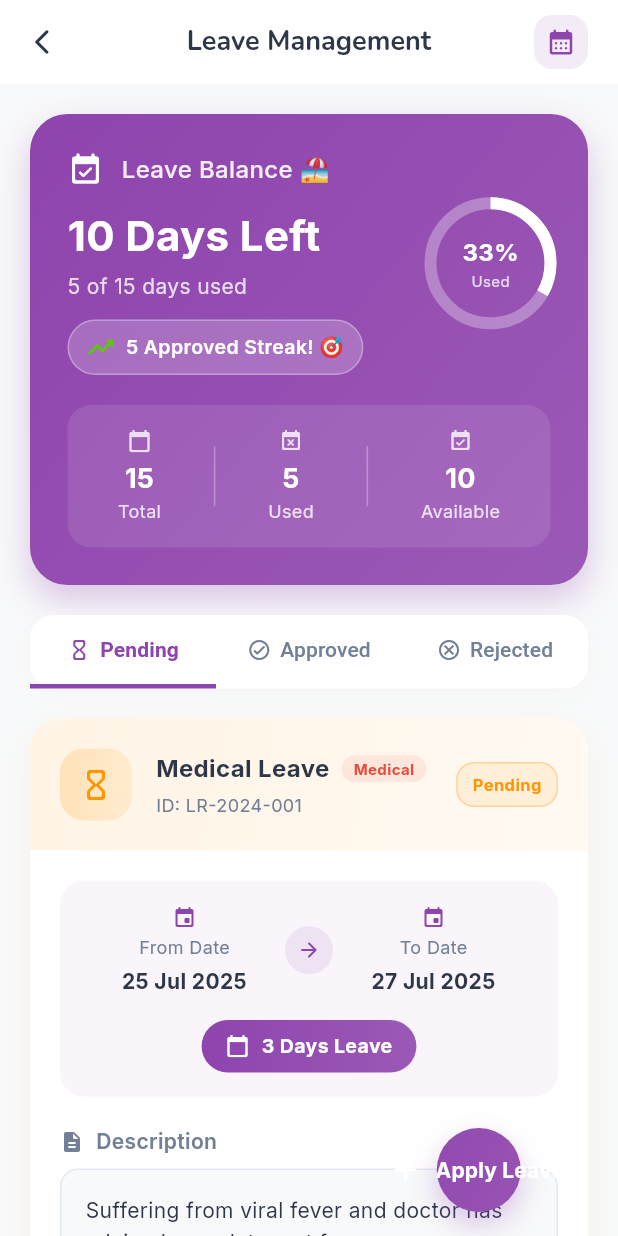
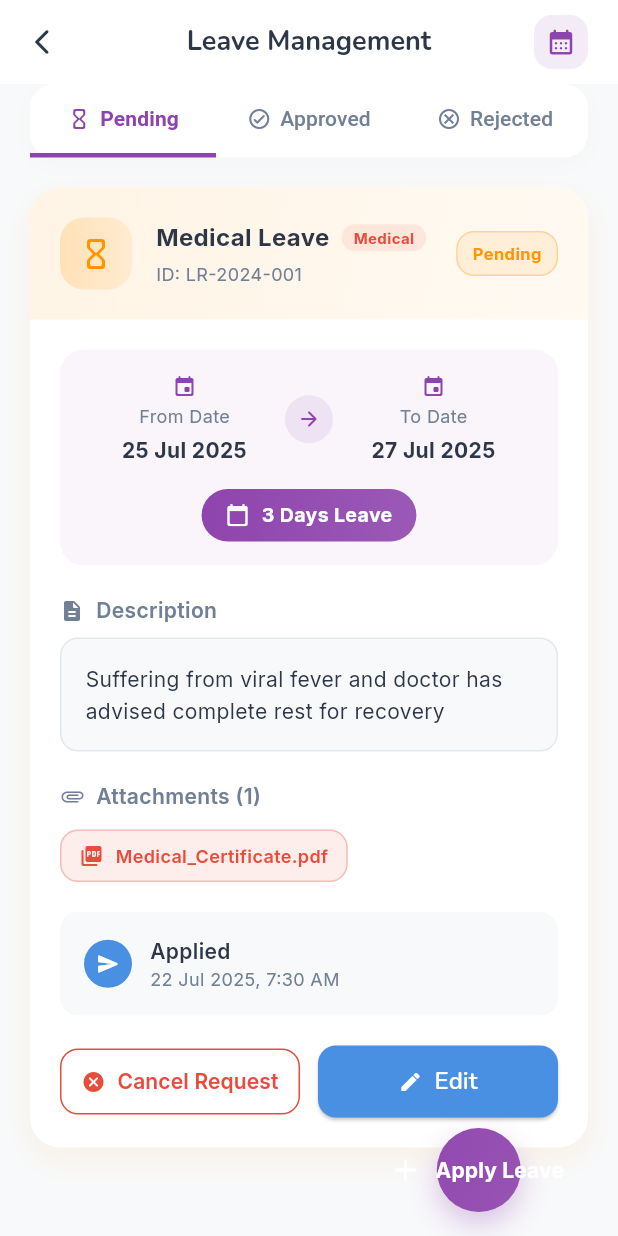
Before and after one commit to Aatif70/dps, a Flutter app: the LeaveScreen screen opened by its route, on a phone screen of 412 x 824 dp. Run offline on Flutter 3.47's test engine with Material 3 defaults, Android fonts, the phone set to English and light mode, and no system bars; our stand-ins replace animated_text_kit, google_fonts, percent_indicator.

Commit message:
STUDENT - Screens redesigning

```diff
--- a/lib/screens/student/leave_screen.dart
+++ b/lib/screens/student/leave_screen.dart
@@ -139,22 +139,22 @@ class _LeaveScreenState extends State<LeaveScreen>
       body: Column(
         children: [
 
-
-          // Enhanced Animated Leave Balance
-          AnimatedBuilder(
-            animation: _headerSlideAnimation,
-            builder: (context, child) {
-              return Transform.translate(
-                offset: Offset(0, _headerSlideAnimation.value),
-                child: _buildEnhancedLeaveBalance(
-                    context,
-                    _totalLeaveDays,
-                    consumedLeaveDays,
-                    remainingLeaveDays
-                ),
-              );
-            },
-          ),
+          // COMMENTED OUT FOR NOW
+          // // Enhanced Animated Leave Balance
+          // AnimatedBuilder(
+          //   animation: _headerSlideAnimation,
+          //   builder: (context, child) {
+          //     return Transform.translate(
+          //       offset: Offset(0, _headerSlideAnimation.value),
+          //       child: _buildEnhancedLeaveBalance(
+          //           context,
+          //           _totalLeaveDays,
+          //           consumedLeaveDays,
+          //           remainingLeaveDays
+          //       ),
+          //     );
+          //   },
+          // ),
 
           // Enhanced Tab Section
           _buildEnhancedTabSection(context),
```
